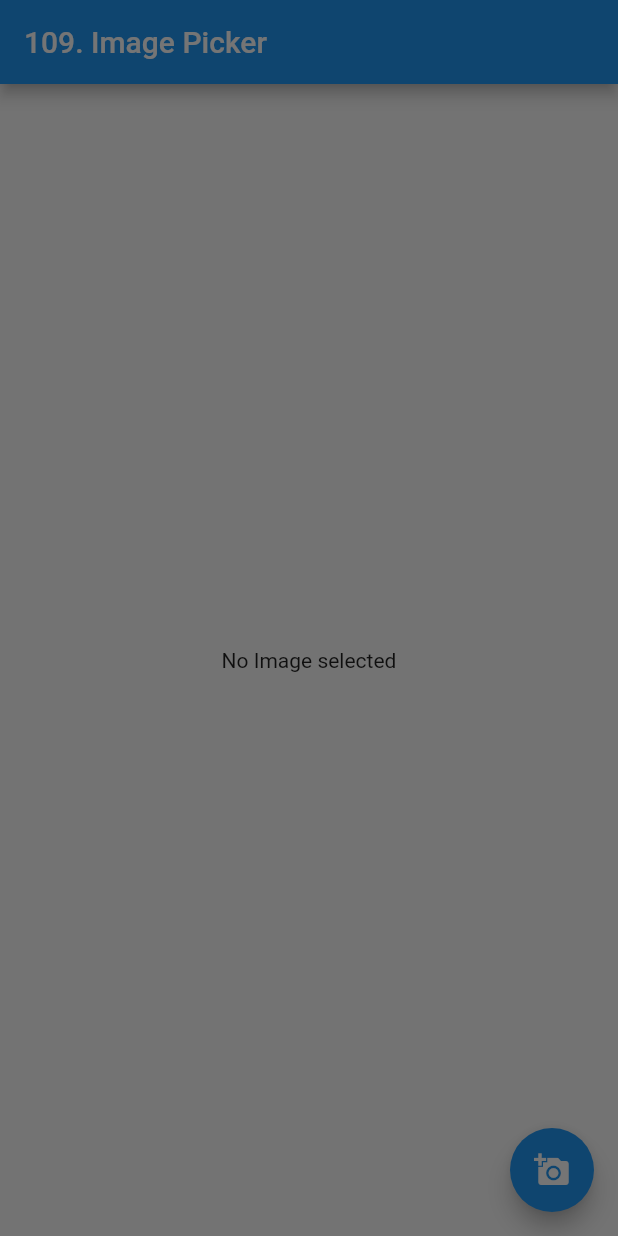
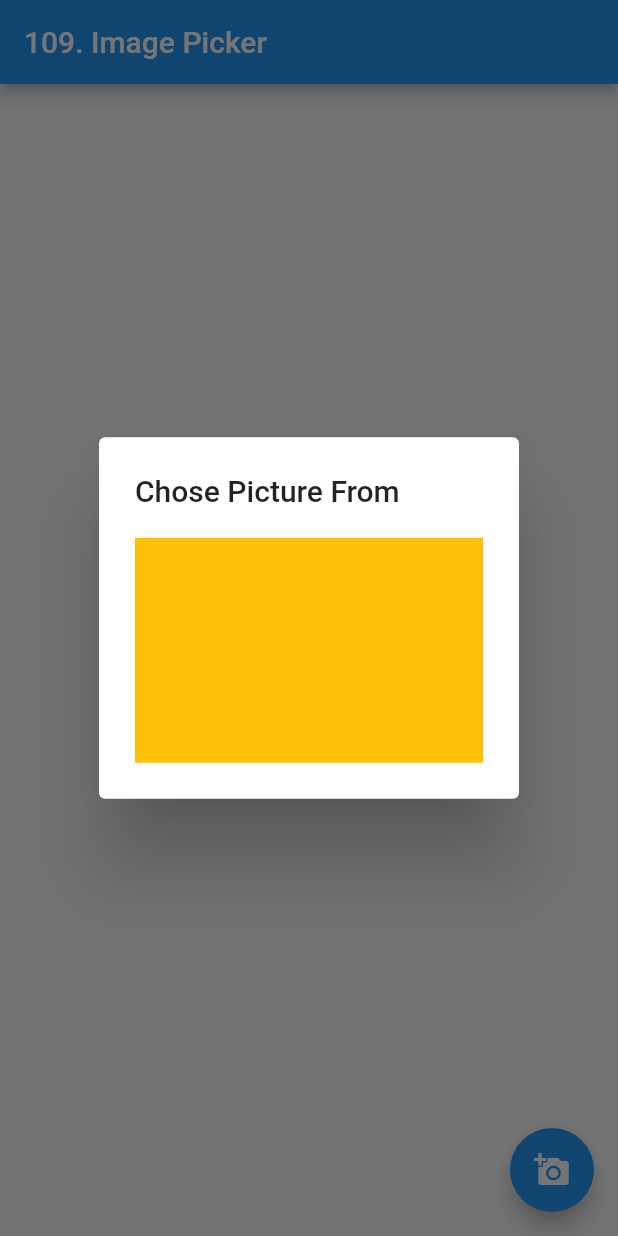
Before and after one commit to Devsaci/image_picker, a Flutter app: the screen it shows after launch, after a tap on the "add a photo" icon, on a phone screen of 412 x 824 dp. Run offline on Flutter 3.47's test engine with Material 2 defaults, Android fonts, the phone set to English and light mode, and no system bars.

Commit message:
title/content

```diff
--- a/lib/main.dart
+++ b/lib/main.dart
@@ -36,7 +36,13 @@ class _MyHomePageState extends State<MyHomePage> {
       floatingActionButton: FloatingActionButton(
         child: Icon(Icons.add_a_photo),
         onPressed: () {
-          var ad = AlertDialog();
+          var ad = AlertDialog(
+              title: Text("Chose Picture From "),
+            content: Container(
+              height: 150,
+              color: Colors.amber,
+            ),
+          );
           showDialog(
               context: context,
               builder: (BuildContext context) {
```
